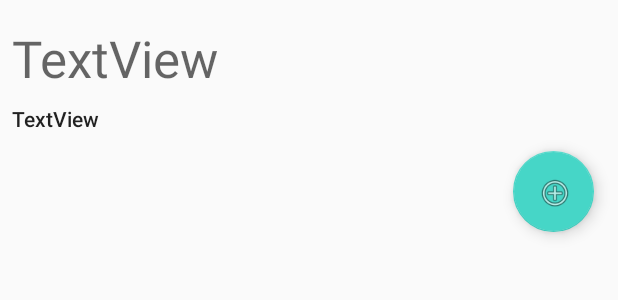
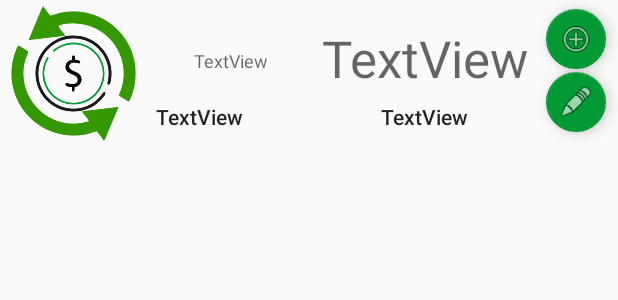
Before and after one commit to Rosahanne/SENAC, an Android app: the layout list_gastos_personalizada.xml on its own in the app's theme, with its tools: preview values and no code run, on a phone screen of 412 x 824 dp. Shown: the top 300 px of the screen. Run offline under Robolectric (Android 15) with nearby library versions, the phone set to English and light mode, and no system bars.

```diff
--- a/app/src/main/java/br/senac/app_controledegastos/CadGasto.java
+++ b/app/src/main/java/br/senac/app_controledegastos/CadGasto.java
@@ -7,7 +7,9 @@ import android.view.Menu;
 import android.view.MenuInflater;
 import android.view.MenuItem;
 import android.view.View;
+import android.widget.ArrayAdapter;
 import android.widget.Button;
+import android.widget.Spinner;
 import android.widget.TextView;
 import android.widget.Toast;
 
@@ -22,8 +24,6 @@ public class CadGasto extends AppCompatActivity {
     private Button btnCadEnviar;
     private TextView titCadGasto;
     private MenuItem cadastrar;
-
-
 
     @Override
     protected void onCreate(Bundle savedInstanceState) {
--- a/app/src/main/java/br/senac/app_controledegastos/EditGasto.java
+++ b/app/src/main/java/br/senac/app_controledegastos/EditGasto.java
@@ -27,7 +27,7 @@ public class EditGasto extends AppCompatActivity {
         setContentView(R.layout.activity_edit_gasto);
 
         titEditGastro = findViewById(R.id.tEdGasto);
-        btnEditar = findViewById(R.id. btnEdit);
+        btnEditar = findViewById(R.id.btnEd);
         btnExcluir = findViewById(R.id.btnExc);
         helper = new GastoHelper(this);
         gastoDAO = new GastoDAO(this);
--- a/app/src/main/res/layout/list_gastos_personalizada.xml
+++ b/app/src/main/res/layout/list_gastos_personalizada.xml
@@ -4,55 +4,124 @@
     xmlns:tools="http://schemas.android.com/tools"
     android:id="@+id/constLayout_person"
     android:layout_width="match_parent"
-    android:layout_height="wrap_content">
+    android:layout_height="wrap_content"
+    android:minWidth="77dp">
+
+    <ImageView
+        android:id="@+id/imageView2"
+        android:layout_width="90dp"
+        android:layout_height="90dp"
+        android:layout_marginStart="4dp"
+        android:layout_marginLeft="4dp"
+        android:layout_marginTop="4dp"
+        app:layout_constraintStart_toStartOf="parent"
+        app:layout_constraintTop_toTopOf="parent"
+        app:srcCompat="@drawable/icon_money" />
 
     <TextView
         android:id="@+id/textView_Categoria"
-        android:layout_width="0dp"
+        android:layout_width="wrap_content"
         android:layout_height="wrap_content"
         android:layout_marginStart="8dp"
         android:layout_marginLeft="8dp"
-        android:layout_marginTop="16dp"
-        android:layout_marginEnd="8dp"
-        android:layout_marginRight="8dp"
+        android:layout_marginEnd="56dp"
+        android:layout_marginRight="56dp"
         android:layout_marginBottom="8dp"
         android:text="TextView"
         android:textAppearance="@style/TextAppearance.AppCompat.Display1"
         android:visibility="visible"
-        app:layout_constraintBottom_toTopOf="@+id/textView_Descricao"
+        app:layout_constraintBottom_toBottomOf="parent"
         app:layout_constraintEnd_toEndOf="parent"
+        app:layout_constraintHorizontal_bias="0.98"
         app:layout_constraintStart_toStartOf="parent"
-        app:layout_constraintTop_toTopOf="parent" />
+        app:layout_constraintTop_toTopOf="parent"
+        app:layout_constraintVertical_bias="0.38" />
 
     <TextView
-        android:id="@+id/textView_Descricao"
-        android:layout_width="0dp"
+        android:id="@+id/textView_Data"
+        android:layout_width="wrap_content"
         android:layout_height="wrap_content"
-        android:layout_marginBottom="104dp"
-        android:text="TextView"
-        android:textAppearance="@style/TextAppearance.AppCompat.Body2"
-        android:visibility="visible"
-        app:layout_constraintBottom_toBottomOf="parent"
-        app:layout_constraintEnd_toEndOf="@+id/textView_Categoria"
-        app:layout_constraintHorizontal_bias="1.0"
-        app:layout_constraintStart_toStartOf="@+id/textView_Categoria" />
-
-    <android.support.design.widget.FloatingActionButton
-        android:id="@+id/floatingActionButton6"
-        android:layout_width="54dp"
-        android:layout_height="62dp"
         android:layout_marginStart="8dp"
         android:layout_marginLeft="8dp"
         android:layout_marginTop="12dp"
         android:layout_marginEnd="8dp"
         android:layout_marginRight="8dp"
+        android:layout_marginBottom="8dp"
+        android:text="TextView"
+        android:textAppearance="@style/TextAppearance.AppCompat.Caption"
+        android:visibility="visible"
+        app:layout_constraintBottom_toBottomOf="parent"
+        app:layout_constraintEnd_toStartOf="@+id/textView_Categoria"
+        app:layout_constraintStart_toEndOf="@+id/imageView2"
+        app:layout_constraintTop_toTopOf="parent"
+        app:layout_constraintVertical_bias="0.333" />
+
+    <TextView
+        android:id="@+id/textView_Descricao"
+        android:layout_width="134dp"
+        android:layout_height="wrap_content"
+        android:layout_marginStart="104dp"
+        android:layout_marginLeft="104dp"
+        android:layout_marginTop="68dp"
+        android:layout_marginEnd="8dp"
+        android:layout_marginRight="8dp"
+        android:text="TextView"
+        android:textAppearance="@style/TextAppearance.AppCompat.Body2"
+        app:layout_constraintEnd_toEndOf="parent"
+        app:layout_constraintHorizontal_bias="0.0"
+        app:layout_constraintStart_toStartOf="parent"
+        app:layout_constraintTop_toTopOf="parent" />
+
+    <TextView
+        android:id="@+id/textView_Valor"
+        android:layout_width="97dp"
+        android:layout_height="wrap_content"
+        android:layout_marginStart="16dp"
+        android:layout_marginLeft="16dp"
+        android:layout_marginTop="68dp"
+        android:layout_marginEnd="8dp"
+        android:layout_marginRight="8dp"
+        android:text="TextView"
+        android:textAppearance="@style/TextAppearance.AppCompat.Body2"
+        app:layout_constraintEnd_toEndOf="parent"
+        app:layout_constraintHorizontal_bias="0.0"
+        app:layout_constraintStart_toEndOf="@+id/textView_Descricao"
+        app:layout_constraintTop_toTopOf="parent" />
+
+    <android.support.design.widget.FloatingActionButton
+        android:id="@+id/btnCad"
+        android:layout_width="wrap_content"
+        android:layout_height="wrap_content"
+        android:layout_marginStart="8dp"
+        android:layout_marginLeft="8dp"
+        android:layout_marginEnd="8dp"
+        android:layout_marginRight="8dp"
+        android:layout_marginBottom="8dp"
         android:clickable="true"
-        app:backgroundTint="@color/colorPrimary"
+        app:backgroundTint="@color/colorPrimaryDark"
+        app:fabSize="mini"
+        app:layout_constraintBottom_toBottomOf="parent"
         app:layout_constraintEnd_toEndOf="parent"
-        app:layout_constraintHorizontal_bias="0.976"
-        app:layout_constraintStart_toStartOf="parent"
-        app:layout_constraintTop_toBottomOf="@+id/textView_Descricao"
-        app:rippleColor="@color/colorPrimaryDark"
+        app:layout_constraintHorizontal_bias="1.0"
+        app:layout_constraintStart_toEndOf="@+id/textView_Categoria"
+        app:layout_constraintTop_toTopOf="parent"
+        app:layout_constraintVertical_bias="0.119"
         app:srcCompat="@android:drawable/ic_menu_add" />
 
+    <android.support.design.widget.FloatingActionButton
+        android:id="@+id/btnEd"
+        android:layout_width="wrap_content"
+        android:layout_height="wrap_content"
+        android:layout_marginTop="48dp"
+        android:layout_marginEnd="8dp"
+        android:layout_marginRight="8dp"
+        android:layout_marginBottom="8dp"
+        android:clickable="true"
+        app:backgroundTint="@color/colorPrimaryDark"
+        app:fabSize="mini"
+        app:layout_constraintBottom_toBottomOf="parent"
+        app:layout_constraintEnd_toEndOf="parent"
+        app:layout_constraintTop_toTopOf="parent"
+        app:srcCompat="@android:drawable/ic_menu_edit" />
+
 </android.support.constraint.ConstraintLayout>
--- a/app/src/main/res/values/colors.xml
+++ b/app/src/main/res/values/colors.xml
@@ -1,6 +1,6 @@
 <?xml version="1.0" encoding="utf-8"?>
 <resources>
-    <color name="colorPrimary">#46D6C7</color>
-    <color name="colorPrimaryDark">#00574B</color>
+    <color name="colorPrimary">#1EE4D0</color>
+    <color name="colorPrimaryDark">#009933</color>
     <color name="colorAccent">#D81B60</color>
 </resources>
```
Also changed, not shown: app/src/main/java/br/senac/app_controledegastos/MainActivity.java (+11 -9 lines), app/src/main/java/br/senac/app_controledegastos/Model/Gasto.java (+8 -10 lines), app/src/main/java/br/senac/app_controledegastos/adapters/GastoAdapter.java (+25 -8 lines), app/src/main/java/br/senac/app_controledegastos/helper/GastoHelper.java (+19 -7 lines), app/src/main/res/layout/activity_cadgasto.xml (+16 -19 lines), app/src/main/res/layout/activity_edit_gasto.xml (+16 -19 lines), app/src/main/res/values/strings.xml (+7 -0 lines), app/src/main/res/drawable/icon_money.png (added).
